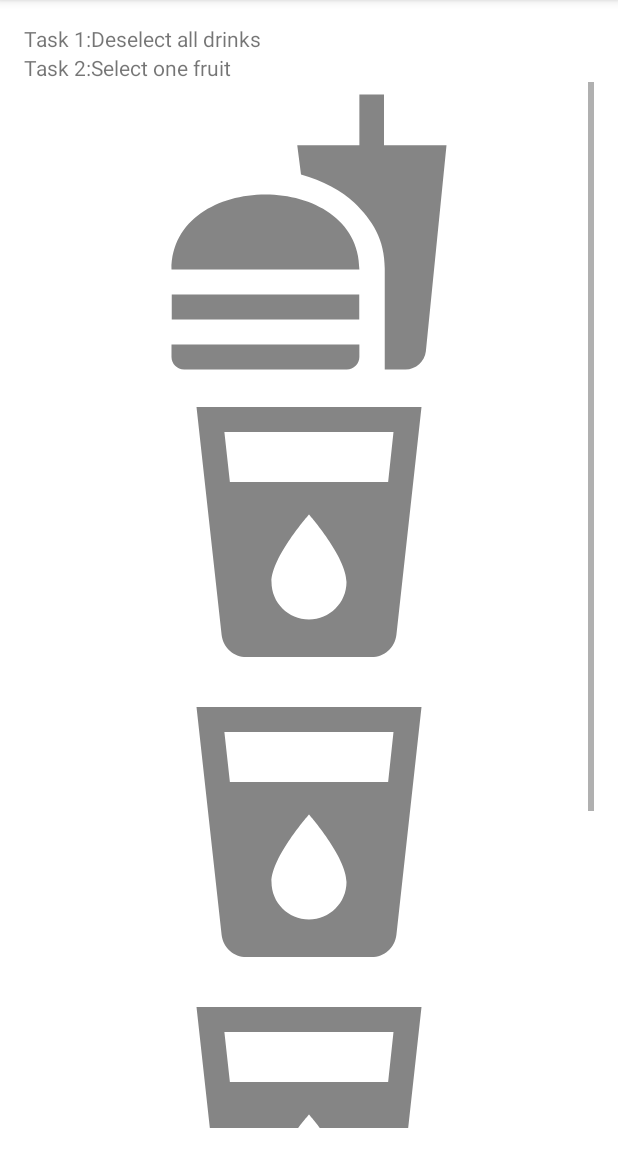
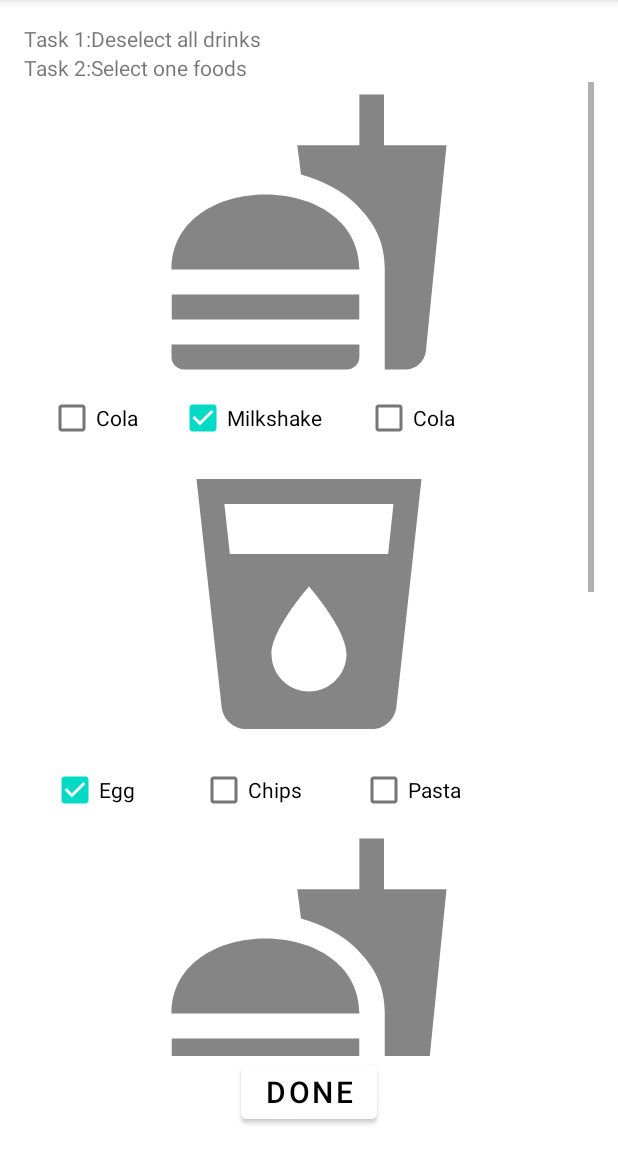
Before and after one commit to chaoowang/ReflexChecker, an Android app: the GameActivity screen opened directly, with no data from a screen before it, on a phone screen of 412 x 824 dp, the part 84-1236 px from its top. Run offline under Robolectric (Android 15) with nearby library versions, the phone set to English and light mode, and no system bars.

Commit message:
Create the game UI

```diff
--- a/app/src/main/AndroidManifest.xml
+++ b/app/src/main/AndroidManifest.xml
@@ -9,6 +9,9 @@
         android:roundIcon="@mipmap/ic_launcher_round"
         android:supportsRtl="true"
         android:theme="@style/Theme.ReflexChecker">
+        <activity
+            android:name=".Result"
+            android:exported="false" />
         <activity
             android:name=".GameActivity"
             android:exported="false" />
--- a/app/src/main/java/au/edu/jcu/cp3406/reflexchecker/GameActivity.java
+++ b/app/src/main/java/au/edu/jcu/cp3406/reflexchecker/GameActivity.java
@@ -2,10 +2,13 @@ package au.edu.jcu.cp3406.reflexchecker;
 
 import androidx.appcompat.app.AppCompatActivity;
 
+import android.content.Intent;
 import android.os.Bundle;
 import android.view.View;
 import android.view.ViewGroup;
+import android.widget.CheckBox;
 import android.widget.ImageView;
+import android.widget.TableRow;
 import android.widget.TextView;
 
 import java.util.Random;
@@ -26,8 +29,14 @@ public class GameActivity extends AppCompatActivity {
 
         setupDescription(R.id.task1, R.array.task1_descriptions);
         setupDescription(R.id.task2, R.array.task2_descriptions);
+
+        int[] checkbox_array = {R.array.drinks, R.array.foods};
+
         for (int i = 0; i < 5; i++) {
             addImage();
+            int index = random.nextInt(checkbox_array.length);
+            int arrayID = checkbox_array[index];
+            addCheckboxes(arrayID);
         }
     }
 
@@ -50,4 +59,31 @@ public class GameActivity extends AppCompatActivity {
         image.setImageDrawable(getResources().getDrawableForDensity(drawables[index], 0));
     }
 
+    private void addCheckboxes(int arrayID){
+        ViewGroup gameRows = findViewById(R.id.game_rows);
+        getLayoutInflater().inflate(R.layout.checkboxes, gameRows);
+
+        View lastChild = gameRows.getChildAt(gameRows.getChildCount()-1);
+        TableRow checkboxes = lastChild.findViewById(R.id.checkboxes);
+
+        int checkbox_num = checkboxes.getChildCount();
+        String[] items = getResources().getStringArray(arrayID);
+
+        for (int i = 0; i < checkbox_num; i++) {
+            CheckBox checkBox = (CheckBox) checkboxes.getChildAt(i);
+            int index = random.nextInt(items.length);
+            checkBox.setText(items[index]);
+            int random_num = random.nextInt(100);
+            if (random_num %2 == 1){
+                checkBox.setChecked(true);
+            }
+        }
+    }
+
+    public void doneClicked(){
+        Intent data = new Intent();
+        data.putExtra("finish_time",System.nanoTime());
+        setResult(RESULT_OK, data);
+        finish();
+    }
 }
--- a/app/src/main/res/layout/activity_game.xml
+++ b/app/src/main/res/layout/activity_game.xml
@@ -2,6 +2,7 @@
 <TableLayout xmlns:android="http://schemas.android.com/apk/res/android"
     android:layout_width="match_parent"
     android:layout_height="match_parent"
+    android:orientation="vertical"
     android:padding="16dp">
 
     <TableRow
@@ -40,10 +41,28 @@
         android:layout_width="match_parent"
         android:layout_height="0dp"
         android:layout_weight="1">
+
         <TableLayout
+            android:id="@+id/game_rows"
             android:layout_width="match_parent"
             android:layout_height="wrap_content"
-            android:id="@+id/game_rows"
-            android:orientation="vertical"/>
+            android:orientation="vertical" />
     </ScrollView>
+
+    <LinearLayout
+        android:layout_width="match_parent"
+        android:layout_height="wrap_content"
+        android:orientation="vertical">
+
+        <Button
+            android:layout_width="wrap_content"
+            android:layout_height="wrap_content"
+            android:layout_gravity="center_horizontal"
+            android:backgroundTint="@color/white"
+            android:text="@string/done_btn"
+            android:textAlignment="center"
+            android:textColor="@color/black"
+            android:textSize="20sp"
+            android:onClick="doneClicked"/>
+    </LinearLayout>
 </TableLayout>
--- /dev/null
+++ b/app/src/main/res/layout/checkboxes.xml
@@ -0,0 +1,25 @@
+<?xml version="1.0" encoding="utf-8"?>
+<TableRow xmlns:android="http://schemas.android.com/apk/res/android"
+    android:layout_width="wrap_content"
+    android:layout_height="match_parent"
+    android:id="@+id/checkboxes"
+    android:orientation="vertical"
+    android:layout_gravity="center"
+    >
+    <CheckBox
+        android:id="@+id/checkbox1"
+        android:text="@string/task_1"
+        android:layout_width="wrap_content"
+        android:layout_gravity="center"/>
+    <CheckBox
+        android:id="@+id/checkbox2"
+        android:text="@string/task_2"
+        android:layout_width="wrap_content"
+        android:layout_gravity="center"/>
+    <CheckBox
+        android:id="@+id/checkbox3"
+        android:text="@string/task_3"
+        android:layout_width="wrap_content"
+        android:layout_gravity="center"/>
+
+</TableRow>
--- a/app/src/main/res/values/strings.xml
+++ b/app/src/main/res/values/strings.xml
@@ -5,14 +5,48 @@
     <string name="task1">Task 1: </string>
     <string name="task2">Task 2: </string>
     <string name="image_spacer">image_spacer</string>
+    <string name="task_1">Task 1:</string>
+    <string name="task_2">Task 2:</string>
+    <string name="task_3">Task 3:</string>
+    <string name="done_btn">DONE</string>
+    <string name="time_used">Time used:</string>
+    <string name="time_format">00:00</string>
+    <string name="retry_btn">Retry</string>
     <string-array name="task1_descriptions">
         <item>Select all drinks</item>
         <item>Deselect all drinks</item>
         <item>Select one drink</item>
     </string-array>
     <string-array name="task2_descriptions">
-        <item>Select all fruits</item>
-        <item>Deselect all fruits</item>
-        <item>Select one fruit</item>
+        <item>Select all foods</item>
+        <item>Deselect all foods</item>
+        <item>Select one foods</item>
+    </string-array>
+
+    <string-array name="drinks">
+        <item>Cola</item>
+        <item>Juice</item>
+        <item>Soda</item>
+        <item>Coffee</item>
+        <item>Wine</item>
+        <item>Lemonade</item>
+        <item>Black Tea</item>
+        <item>Hot Chocolate</item>
+        <item>Milkshake</item>
+        <item>Beer</item>
+
+    </string-array>
+    <string-array name="foods">
+        <item>Hamburger</item>
+        <item>Chips</item>
+        <item>Fried Chicken</item>
+        <item>Apple Pie</item>
+        <item>Salmon</item>
+        <item>Cake</item>
+        <item>Rice</item>
+        <item>Egg</item>
+        <item>Sandwich</item>
+        <item>Pasta</item>
+        <item>Yogurt</item>
     </string-array>
 </resources>
```
Also changed, not shown: app/src/main/java/au/edu/jcu/cp3406/reflexchecker/MainActivity.java (+30 -0 lines), app/src/main/res/layout/activity_main.xml (+12 -0 lines).
